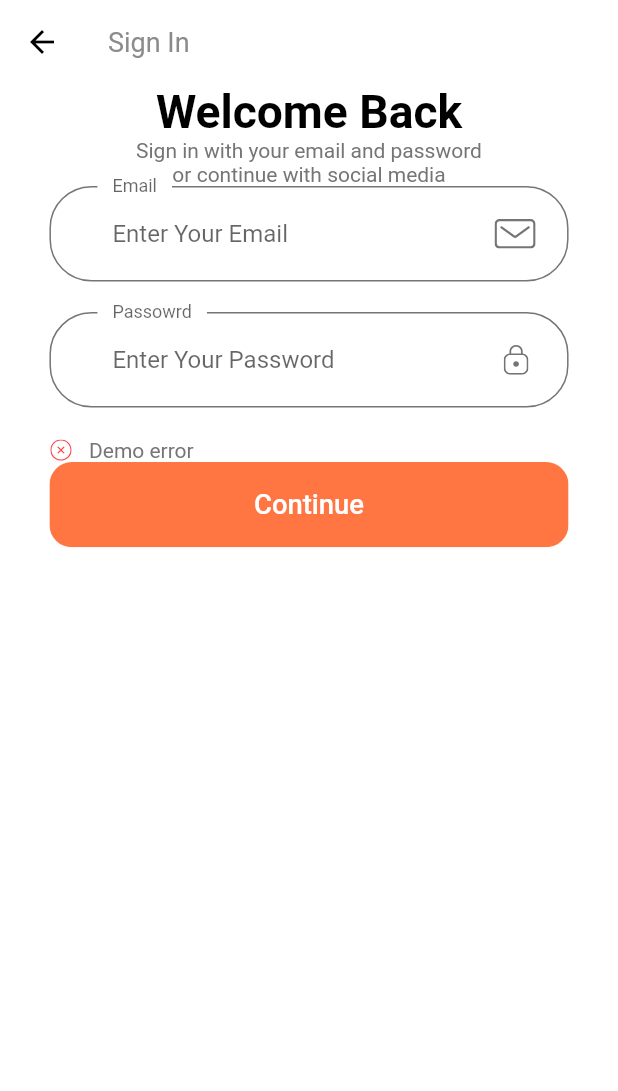
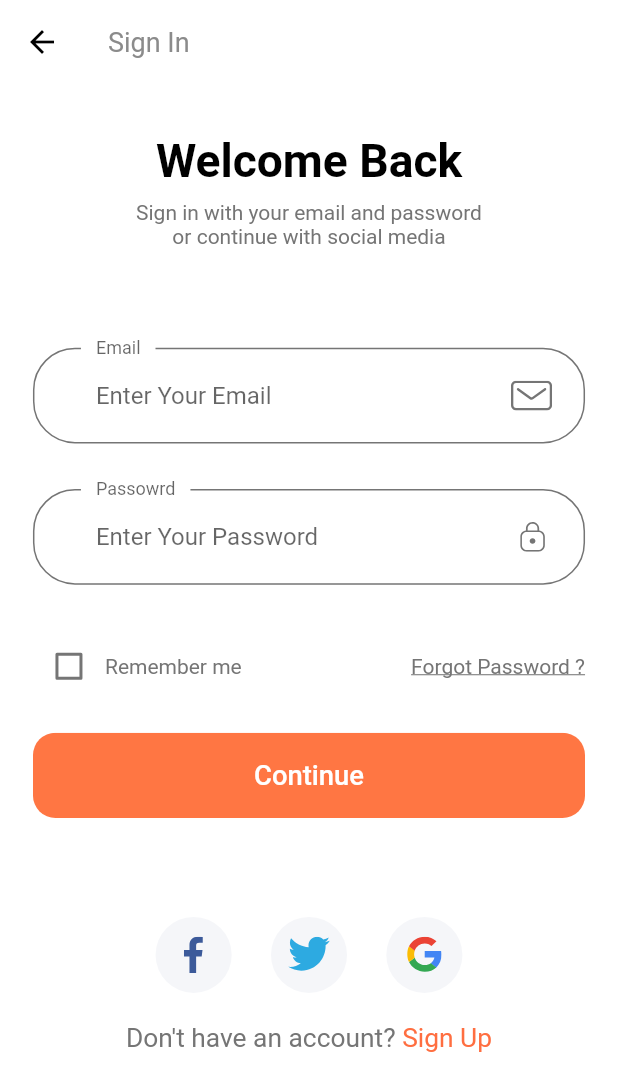
Before and after one commit to AndreVictorSS06/ShopApp, a Flutter app: the screen it shows after launch, after a tap on "Continue", on a phone screen of 412 x 824 dp. Shown: the top 1091 px of the screen. Run offline on Flutter 3.47's test engine with Material 2 defaults, Android fonts, the phone set to English and light mode, and no system bars; our stand-ins replace flutter_svg.

Commit message:
Screens: Forgot Password and Login Sucess

```diff
--- /dev/null
+++ b/lib/components/no_account_text.dart
@@ -0,0 +1,36 @@
+import 'package:flutter/material.dart';
+
+import '../size_config.dart';
+
+class NoAccountText extends StatelessWidget {
+  const NoAccountText({
+    Key? key,
+  }) : super(key: key);
+
+  get kPrimaryColor => null;
+
+  @override
+  Widget build(BuildContext context) {
+    return Row(
+      mainAxisAlignment: MainAxisAlignment.center,
+      children: [
+        Text(
+          "Don't have an account? ",
+          style: TextStyle(
+            fontSize: SizeConfig().getProportionateScreenWidth(16),
+          ),
+        ),
+        GestureDetector(
+          onTap: () {},
+          child: Text(
+            "Sign Up",
+            style: TextStyle(
+              fontSize: SizeConfig().getProportionateScreenWidth(16),
+              color: Colors.deepOrangeAccent,
+            ),
+          ),
+        ),
+      ],
+    );
+  }
+}
--- /dev/null
+++ b/lib/components/socal_card.dart
@@ -0,0 +1,37 @@
+import 'package:flutter/material.dart';
+import 'package:flutter_svg/svg.dart';
+
+import '../size_config.dart';
+
+class SocalCard extends StatelessWidget {
+  final String icon;
+  final VoidCallback press;
+
+  const SocalCard({
+    Key? key,
+    required this.icon,
+    required this.press,
+  }) : super(key: key);
+
+  @override
+  Widget build(BuildContext context) {
+    return GestureDetector(
+      onTap: press,
+      child: Container(
+        margin: EdgeInsets.symmetric(
+          horizontal: SizeConfig().getProportionateScreenWidth(10),
+        ),
+        padding: EdgeInsets.all(
+          SizeConfig().getProportionateScreenWidth(12),
+        ),
+        height: SizeConfig().getProportionateScreenHeight(50),
+        width: SizeConfig().getProportionateScreenWidth(50),
+        decoration: const BoxDecoration(
+          color: Color(0xFFF5F6F9),
+          shape: BoxShape.circle,
+        ),
+        child: SvgPicture.asset(icon),
+      ),
+    );
+  }
+}
--- a/lib/constants.dart
+++ b/lib/constants.dart
@@ -16,3 +16,11 @@ const kSecondaryColor = Color(0xFF979797);
 const kTextColor = Color(0xFF757575);
 
 const kAnimationDuration = Duration(milliseconds: 400);
+
+final RegExp emailValidatorRegExp =
+    RegExp(r"^[a-zA-Z0-9.]+@[a-zA-Z0-9]+\.[a-zA-Z]+");
+const String kEmailNullError = "Please Enter your email";
+const String kInvalidEmailError = "Please Enter Valid Email";
+const String kPassNullError = "Please Enter your password";
+const String kShortPassError = "Password is too short";
+const String kMatchPassError = "Passwords don't match";
--- a/lib/routs.dart
+++ b/lib/routs.dart
@@ -1,4 +1,6 @@
 import 'package:flutter/material.dart';
+import 'package:shop_app/screens/forgot_password/forgot_password_screen.dart';
+import 'package:shop_app/screens/login_sucess/login_sucess_screen.dart';
 import 'package:shop_app/screens/sign_in/sing_in_screen.dart';
 import 'package:shop_app/screens/splash/splash_screen.dart';
 
@@ -6,4 +8,6 @@ import 'package:shop_app/screens/splash/splash_screen.dart';
 final Map<String, WidgetBuilder> routes = {
   SplashScreen.routename: (context) => const SplashScreen(),
   SignInScreen.routeName: (context) => const SignInScreen(),
+  ForgotPasswordScreen.routeName: (context) => const ForgotPasswordScreen(),
+  LoginSucessScreen.routeName: (context) => const LoginSucessScreen()
 };
--- a/lib/screens/sign_in/components/body.dart
+++ b/lib/screens/sign_in/components/body.dart
@@ -1,10 +1,9 @@
 import 'package:flutter/material.dart';
-import 'package:flutter_svg/svg.dart';
-import 'package:shop_app/components/default_button.dart';
+import 'package:shop_app/screens/sign_in/components/sign_form.dart';
 import 'package:shop_app/size_config.dart';
 
-import '../../../components/custom_svg_icon.dart';
-import '../../../components/form_error.dart';
+import '../../../components/no_account_text.dart';
+import '../../../components/socal_card.dart';
 
 class BodySignIn extends StatelessWidget {
   const BodySignIn({super.key});
@@ -16,10 +15,13 @@ class BodySignIn extends StatelessWidget {
         width: double.infinity,
         child: Padding(
           padding: EdgeInsets.symmetric(
-            horizontal: SizeConfig().getProportionateScreenWidth(30),
+            horizontal: SizeConfig().getProportionateScreenWidth(20),
           ),
+          child: SingleChildScrollView(
+            scrollDirection: Axis.vertical,
             child: Column(
               children: [
+                SizedBox(height: SizeConfig.screenHeight * 0.04),
                 Text(
                   "Welcome Back",
                   style: TextStyle(
@@ -28,87 +30,38 @@ class BodySignIn extends StatelessWidget {
                     fontWeight: FontWeight.bold,
                   ),
                 ),
+                const SizedBox(height: 9),
                 const Text(
                   "Sign in with your email and password \nor continue with social media",
                   textAlign: TextAlign.center,
                 ),
+                SizedBox(height: SizeConfig.screenHeight * 0.08),
                 const SignForm(),
+                SizedBox(height: SizeConfig.screenHeight * 0.08),
+                Row(
+                  mainAxisAlignment: MainAxisAlignment.center,
+                  children: [
+                    SocalCard(
+                      icon: 'assets/icons/facebook-2.svg',
+                      press: () {},
+                    ),
+                    SocalCard(
+                      icon: 'assets/icons/twitter.svg',
+                      press: () {},
+                    ),
+                    SocalCard(
+                      icon: 'assets/icons/google-icon.svg',
+                      press: () {},
+                    )
                   ],
+                ),
+                SizedBox(height: SizeConfig().getProportionateScreenHeight(20)),
+                const NoAccountText()
+              ],
+            ),
           ),
         ),
       ),
     );
   }
 }
-
-class SignForm extends StatefulWidget {
-  const SignForm({super.key});
-
-  @override
-  State<SignForm> createState() => _SignFormState();
-}
-
-class _SignFormState extends State<SignForm> {
-  final _formKey = GlobalKey<FormState>();
-  final List<String> errors = ["Demo error"];
-
-  @override
-  Widget build(BuildContext context) {
-    return Form(
-      key: _formKey,
-      child: Column(
-        children: [
-          buildEmailFormField(),
-          SizedBox(height: SizeConfig().getProportionateScreenHeight(20)),
-          buildPasswordFormField(),
-          SizedBox(height: SizeConfig().getProportionateScreenHeight(20)),
-          FormError(errors: errors),
-          DefaultButton(
-            text: 'Continue',
-            press: () {
-              if (_formKey.currentState!.validate()) {
-                _formKey.currentState!.save();
-              }
-            },
-          )
-        ],
-      ),
-    );
-  }
-
-  TextFormField buildPasswordFormField() {
-    return TextFormField(
-      obscureText: true,
-      decoration: const InputDecoration(
-        labelText: 'Passowrd',
-        hintText: "Enter Your Password",
-        floatingLabelBehavior: FloatingLabelBehavior.always,
-        suffixIcon: CustomSuffixIcon(
-          svgIcon: "assets/icons/Lock.svg",
-        ),
-      ),
-    );
-  }
-
-  TextFormField buildEmailFormField() {
-    return TextFormField(
-      keyboardType: TextInputType.emailAddress,
-      validator: (value) {
-        setState(() {
-          if (value!.isEmpty) {
-            errors.add("Please enter your email!");
-          }
-        });
-        return null;
-      },
-      decoration: const InputDecoration(
-        labelText: 'Email',
-        hintText: "Enter Your Email",
-        floatingLabelBehavior: FloatingLabelBehavior.always,
-        suffixIcon: CustomSuffixIcon(
-          svgIcon: "assets/icons/Mail.svg",
-        ),
-      ),
-    );
-  }
-}
--- /dev/null
+++ b/lib/screens/sign_in/components/sign_form.dart
@@ -0,0 +1,159 @@
+import 'package:flutter/material.dart';
+import 'package:shop_app/screens/forgot_password/forgot_password_screen.dart';
+import 'package:shop_app/screens/login_sucess/login_sucess_screen.dart';
+
+import '../../../components/custom_svg_icon.dart';
+import '../../../components/default_button.dart';
+import '../../../components/form_error.dart';
+import '../../../constants.dart';
+import '../../../size_config.dart';
+
+class SignForm extends StatefulWidget {
+  const SignForm({super.key});
+
+  @override
+  State<SignForm> createState() => _SignFormState();
+}
+
+class _SignFormState extends State<SignForm> {
+  final _formKey = GlobalKey<FormState>();
+  String? email;
+  String? password;
+  bool remember = false;
+  final List<String> errors = [];
+
+  @override
+  Widget build(BuildContext context) {
+    return Form(
+      key: _formKey,
+      child: Column(
+        children: [
+          buildEmailFormField(),
+          SizedBox(height: SizeConfig().getProportionateScreenHeight(30)),
+          buildPasswordFormField(),
+          SizedBox(height: SizeConfig().getProportionateScreenHeight(30)),
+          Row(
+            children: [
+              Checkbox(
+                value: remember,
+                activeColor: kPrimaryColor,
+                onChanged: (value) {
+                  setState(() {
+                    remember = value!;
+                  });
+                },
+              ),
+              const Text('Remember me'),
+              const Spacer(),
+              GestureDetector(
+                onTap: () => Navigator.pushNamed(
+                  context,
+                  ForgotPasswordScreen.routeName,
+                ),
+                child: const Text(
+                  "Forgot Password ?",
+                  style: TextStyle(decoration: TextDecoration.underline),
+                ),
+              ),
+            ],
+          ),
+          FormError(errors: errors),
+          SizedBox(height: SizeConfig().getProportionateScreenHeight(20)),
+          DefaultButton(
+            text: 'Continue',
+            press: () {
+              if (_formKey.currentState!.validate()) {
+                _formKey.currentState!.save();
+                Navigator.pushNamed(context, LoginSucessScreen.routeName);
+              }
+            },
+          )
+        ],
+      ),
+    );
+  }
+
+  TextFormField buildPasswordFormField() {
+    return TextFormField(
+      obscureText: true,
+      onSaved: (newValue) => password = newValue,
+      onChanged: (value) {
+        if (value.isNotEmpty && errors.contains(kPassNullError)) {
+          setState(() {
+            errors.remove(kPassNullError);
+          });
+        } else if (value.length >= 8 && errors.contains(kShortPassError)) {
+          setState(() {
+            errors.remove(kShortPassError);
+          });
+        }
+      },
+      validator: (value) {
+        if (value!.isEmpty && !errors.contains(kPassNullError)) {
+          setState(() {
+            errors.add(kPassNullError);
+          });
+          return "";
+        } else if (value.length < 8 && !errors.contains(kShortPassError)) {
+          setState(() {
+            errors.add(kShortPassError);
+          });
+          return "";
+        }
+
+        return null;
+      },
+      decoration: const InputDecoration(
+        labelText: 'Passowrd',
+        hintText: "Enter Your Password",
+        floatingLabelBehavior: FloatingLabelBehavior.always,
+        suffixIcon: CustomSuffixIcon(
+          svgIcon: "assets/icons/Lock.svg",
+        ),
+      ),
+    );
+  }
+
+  TextFormField buildEmailFormField() {
+    return TextFormField(
+      keyboardType: TextInputType.emailAddress,
+      onSaved: (newValue) => email = newValue!,
+      onChanged: (value) {
+        if (value.isNotEmpty && errors.contains(kEmailNullError)) {
+          setState(() {
+            errors.remove(kEmailNullError);
+          });
+        } else if (emailValidatorRegExp.hasMatch(value) &&
+            errors.contains(kInvalidEmailError)) {
+          setState(() {
+            errors.remove(kInvalidEmailError);
+          });
+        }
+      },
+      validator: (value) {
+        if (value!.isEmpty && !errors.contains(kEmailNullError)) {
+          setState(() {
+            errors.add(kEmailNullError);
+          });
+          return "";
+        } else if (!emailValidatorRegExp.hasMatch(value) &&
+            !errors.contains(kInvalidEmailError)) {
+          setState(() {
+            errors.add(kInvalidEmailError);
+          });
+          return "";
+        }
+
+        return null;
+      },
+      decoration: const InputDecoration(
+        labelText: 'Email',
+        hintText: "Enter Your Email",
+        floatingLabelBehavior: FloatingLabelBehavior.always,
+        suffixIcon: CustomSuffixIcon(
+          svgIcon: "assets/icons/Mail.svg",
+        ),
+      ),
+    );
+  }
+}
```
Also changed, not shown: lib/screens/forgot_password/components/body.dart (added, +119 -0 lines), lib/screens/forgot_password/forgot_password_screen.dart (added, +18 -0 lines), lib/screens/login_sucess/components/body.dart (added, +43 -0 lines), lib/screens/login_sucess/login_sucess_screen.dart (added, +22 -0 lines), test.dart (deleted, +0 -47 lines). Lines whose indentation alone changed are shown as unchanged.
